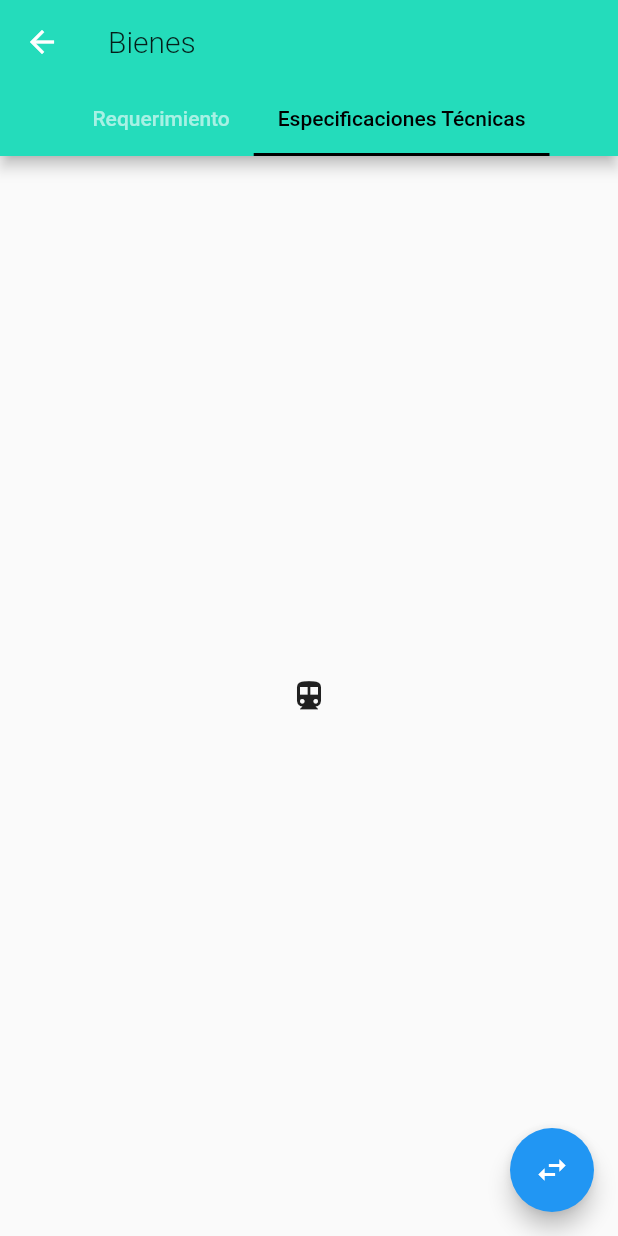
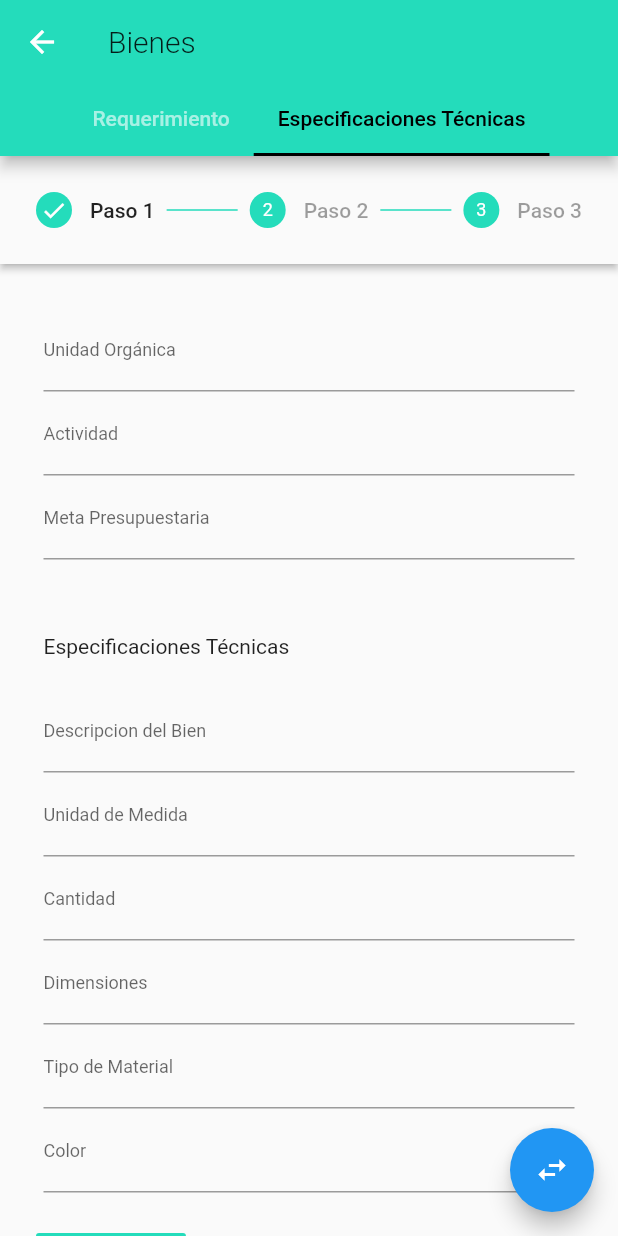
Before and after one commit to sharon1160/iknow, a Flutter app: the PlantillasBienesScreen screen opened directly, after a tap on the "swap horiz" icon, on a phone screen of 412 x 824 dp. Run offline on Flutter 3.47's test engine with Material 2 defaults, Android fonts, the phone set to English and light mode, and no system bars; our stand-ins replace firebase_auth, firebase_core, flutter_signin_button, flutter_svg, google_sign_in; accounts and stored records are empty.

Commit message:
Adding the spec template

```diff
--- /dev/null
+++ b/iknow/lib/screens/plantillas/components/bienes/especificacion/especificacion_form_1.dart
@@ -0,0 +1,123 @@
+import 'package:flutter/material.dart';
+
+class EspecificacionForm extends StatefulWidget {
+  @override
+  _EspecificacionFormState createState() => _EspecificacionFormState();
+}
+
+class _EspecificacionFormState extends State<EspecificacionForm> {
+  final _formkey = GlobalKey<FormState>();
+
+  String _distritoVal;
+  String _distritoVal2;
+  List _distritos = [
+    'Coporaque', 'Caylloma', 'Chivay', 'Tuti', 'Achoma'
+  ];
+
+  DateTime _date = DateTime.now();
+  Future<Null> _selectDate (BuildContext context) async {
+    DateTime _datePicker = await showDatePicker(
+      context: context,
+      initialDate: _date,
+      firstDate: DateTime(2010),
+      lastDate: DateTime(2030),
+      selectableDayPredicate: (DateTime val) => val.weekday == 6 || val.weekday == 7 ? false : true,
+    );
+
+    if(_datePicker != null && _datePicker != _date) {
+      setState(() {
+        _date = _datePicker;
+        print(
+          _date.toString(),
+        );
+      });
+    }
+  }
+  @override
+  Widget build(BuildContext context){
+    return  Container(
+        child: SingleChildScrollView(
+          padding: const EdgeInsets.symmetric(vertical: 5.0, horizontal: 5.0),
+          child: Builder(
+            builder: (context) => Form(
+              key: _formkey,
+              child: SingleChildScrollView(
+                child: Column(
+                  crossAxisAlignment: CrossAxisAlignment.stretch,
+                  children: [
+                    TextFormField(
+                      decoration:
+                          InputDecoration(
+                            labelText: 'Unidad Orgánica',
+                            labelStyle: TextStyle(fontSize: 12.0),
+                          ),
+                    ),
+                    TextFormField(
+                      decoration:
+                          InputDecoration(
+                            labelText: 'Actividad',
+                            labelStyle: TextStyle(fontSize: 12.0),
+                          ),
+                    ),
+                    TextFormField(
+                      decoration:
+                          InputDecoration(
+                            labelText: 'Meta Presupuestaria',
+                            labelStyle: TextStyle(fontSize: 12.0),
+                          ),
+                    ),
+                    Container(
+                      padding: const EdgeInsets.fromLTRB(0, 50, 0, 20),
+                      child: Text('Especificaciones Técnicas'),
+                    ),
+                    TextFormField(
+                      decoration:
+                          InputDecoration(
+                            labelText: 'Descripcion del Bien',
+                            labelStyle: TextStyle(fontSize: 12.0),
+                          ),
+                    ),
+                    TextFormField(
+                      decoration:
+                          InputDecoration(
+                            labelText: 'Unidad de Medida',
+                            labelStyle: TextStyle(fontSize: 12.0),
+                          ),
+                    ),
+                    TextFormField(
+                      decoration:
+                          InputDecoration(
+                            labelText: 'Cantidad',
+                            labelStyle: TextStyle(fontSize: 12.0),
+                          ),
+                    ),
+                    TextFormField(
+                      decoration:
+                          InputDecoration(
+                            labelText: 'Dimensiones',
+                            labelStyle: TextStyle(fontSize: 12.0),
+                          ),
+                    ),
+                    TextFormField(
+                      decoration:
+                          InputDecoration(
+                            labelText: 'Tipo de Material',
+                            labelStyle: TextStyle(fontSize: 12.0),
+                          ),
+                    ),
+                    TextFormField(
+                      decoration:
+                          InputDecoration(
+                            labelText: 'Color',
+                            labelStyle: TextStyle(fontSize: 12.0),
+                          ),
+                    ),
+                  ],
+                ),
+              )
+            ),
+          ),
+        ),
+      );
+  }
+}
--- /dev/null
+++ b/iknow/lib/screens/plantillas/components/bienes/especificacion/especificacion_form_2.dart
@@ -0,0 +1,88 @@
+import 'package:flutter/material.dart';
+
+class EspecificacionForm2 extends StatefulWidget {
+  @override
+  _EspecificacionForm2State createState() => _EspecificacionForm2State();
+}
+
+class _EspecificacionForm2State extends State<EspecificacionForm2> {
+  final _formkey = GlobalKey<FormState>();
+
+  @override
+  Widget build(BuildContext context){
+    return  Container(
+        child: SingleChildScrollView(
+          padding: const EdgeInsets.symmetric(vertical: 5.0, horizontal: 5.0),
+          child: Builder(
+            builder: (context) => Form(
+              key: _formkey,
+              child: SingleChildScrollView(
+                child: Column(
+                  crossAxisAlignment: CrossAxisAlignment.stretch,
+                  children: [
+                    TextFormField(
+                      decoration:
+                          InputDecoration(
+                            labelText: 'Encabezado',
+                            labelStyle: TextStyle(fontSize: 12.0),
+                          ),
+                    ),
+                    Container(
+                      padding: const EdgeInsets.fromLTRB(0, 50, 0, 20),
+                      child: Text('Objeto'),
+                    ),
+                    TextFormField(
+                      decoration:
+                          InputDecoration(
+                            labelText: 'Objeto',
+                            labelStyle: TextStyle(fontSize: 12.0),
+                          ),
+                    ),
+                    Container(
+                      padding: const EdgeInsets.fromLTRB(0, 50, 0, 20),
+                      child: Text('Descripción a Detalle'),
+                    ),
+                    TextFormField(
+                      decoration:
+                          InputDecoration(
+                            labelText: 'N°',
+                            labelStyle: TextStyle(fontSize: 12.0),
+                          ),
+                    ),
+                    TextFormField(
+                      decoration:
+                          InputDecoration(
+                            labelText: 'Cantidad',
+                            labelStyle: TextStyle(fontSize: 12.0),
+                          ),
+                    ),
+                    TextFormField(
+                      decoration:
+                          InputDecoration(
+                            labelText: 'U.M.',
+                            labelStyle: TextStyle(fontSize: 12.0),
+                          ),
+                    ),
+                    TextFormField(
+                      decoration:
+                          InputDecoration(
+                            labelText: 'Descripción',
+                            labelStyle: TextStyle(fontSize: 12.0),
+                          ),
+                    ),
+                    TextFormField(
+                      decoration:
+                          InputDecoration(
+                            labelText: 'Monto Aproximado',
+                            labelStyle: TextStyle(fontSize: 12.0),
+                          ),
+                    ),
+                  ],
+                ),
+              )
+            ),
+          ),
+        ),
+      );
+  }
+}
--- /dev/null
+++ b/iknow/lib/screens/plantillas/components/bienes/especificacion/especificacion_form_3.dart
@@ -0,0 +1,53 @@
+import 'package:flutter/material.dart';
+
+class EspecificacionForm3 extends StatefulWidget {
+  @override
+  _EspecificacionForm3State createState() => _EspecificacionForm3State();
+}
+
+class _EspecificacionForm3State extends State<EspecificacionForm3> {
+  final _formkey = GlobalKey<FormState>();
+
+  @override
+  Widget build(BuildContext context){
+    return  Container(
+        child: SingleChildScrollView(
+          padding: const EdgeInsets.symmetric(vertical: 5.0, horizontal: 5.0),
+          child: Builder(
+            builder: (context) => Form(
+              key: _formkey,
+              child: SingleChildScrollView(
+                child: Column(
+                  crossAxisAlignment: CrossAxisAlignment.stretch,
+                  children: [
+                    Container(
+                      padding: const EdgeInsets.fromLTRB(0, 50, 0, 20),
+                      child: Text('Plazo de Servicio'),
+                    ),
+                    TextFormField(
+                      decoration:
+                          InputDecoration(
+                            labelText: 'Plazo de Servicio',
+                            labelStyle: TextStyle(fontSize: 12.0),
+                          ),
+                    ),
+                    Container(
+                      padding: const EdgeInsets.fromLTRB(0, 50, 0, 20),
+                      child: Text('Forma de Pago'),
+                    ),
+                    TextFormField(
+                      decoration:
+                          InputDecoration(
+                            labelText: 'Forma de Pago',
+                            labelStyle: TextStyle(fontSize: 12.0),
+                          ),
+                    ),
+                  ],
+                ),
+              )
+            ),
+          ),
+        ),
+      );
+  }
+}
--- /dev/null
+++ b/iknow/lib/screens/plantillas/components/bienes/especificacion/especificacion_plantilla.dart
@@ -0,0 +1,68 @@
+import 'package:flutter/material.dart';
+import './especificacion_form_1.dart';
+import './especificacion_form_2.dart';
+import './especificacion_form_3.dart';
+
+class MyApp2 extends StatefulWidget {
+  @override
+  _MyApp2State createState() => new _MyApp2State();
+}
+
+Map<int, Color> color ={
+  50:Color.fromRGBO(136,14,79, .1),
+  100:Color.fromRGBO(136,14,79, .2),
+  200:Color.fromRGBO(136,14,79, .3),
+  300:Color.fromRGBO(136,14,79, .4),
+  400:Color.fromRGBO(136,14,79, .5),
+  500:Color.fromRGBO(136,14,79, .6),
+  600:Color.fromRGBO(136,14,79, .7),
+  700:Color.fromRGBO(136,14,79, .8),
+  800:Color.fromRGBO(136,14,79, .9),
+  900:Color.fromRGBO(136,14,79, 1),
+};
+
+class _MyApp2State extends State<MyApp2> {
+  int _currentStep = 0;
+
+  @override
+  Widget build(BuildContext context) {
+    return  new Scaffold(
+      body: Theme(
+        data: ThemeData(
+          accentColor: Color(0xff24dcbb),
+          primarySwatch: MaterialColor(0xff24dcbb, color),
+          colorScheme: ColorScheme.light(
+            primary: Color(0xff24dcbb)
+          )
+        ),
+        child: new Stepper(
+          type: StepperType.horizontal,// important
+          currentStep: _currentStep,
+          onStepTapped: (int step) => setState(() => _currentStep = step),
+          onStepContinue: _currentStep < 2 ? () => setState(() => _currentStep += 1) : null, // continue
+          onStepCancel: _currentStep > 0 ? () => setState(() => _currentStep -= 1) : null, // cancel
+          steps: <Step>[
+            new Step(
+              title: new Text('Paso 1'),
+              content: EspecificacionForm(),//-------->
+              isActive: _currentStep >= 0,
+              state: _currentStep >= 0 ? StepState.complete : StepState.disabled,
+            ),
+            new Step(
+              title: new Text('Paso 2'),
+              content: EspecificacionForm2(),
+              isActive: _currentStep >= 0,
+              state: _currentStep >= 1 ? StepState.complete : StepState.disabled,
+            ),
+            new Step(
+              title: new Text('Paso 3'),
+              content: EspecificacionForm3(),
+              isActive: _currentStep >= 0,
+              state: _currentStep >= 2 ? StepState.complete : StepState.disabled,
+            ),
+          ],
+        ),
+      ),
+    );
+  }
+}
--- a/iknow/lib/screens/plantillas/components/bienes/plantillas_bienes.dart
+++ b/iknow/lib/screens/plantillas/components/bienes/plantillas_bienes.dart
@@ -1,4 +1,5 @@
 import 'package:flutter/material.dart';
+import 'package:iknow/screens/plantillas/components/bienes/especificacion/especificacion_plantilla.dart';
 import 'package:iknow/screens/plantillas/components/bienes/requerimiento/requerimiento_plantilla_screen.dart';
 
 
@@ -59,8 +60,8 @@ class _PlantillasBienesScreenState extends State<PlantillasBienesScreen> with Si
       body: new TabBarView(
         controller: _tabController,
         children: [
-              MyApp(),
-              Icon(Icons.directions_transit)
+              MyApp(), //cccccccccccccccccccc
+              MyApp2()
         ],
 
       ),
```
